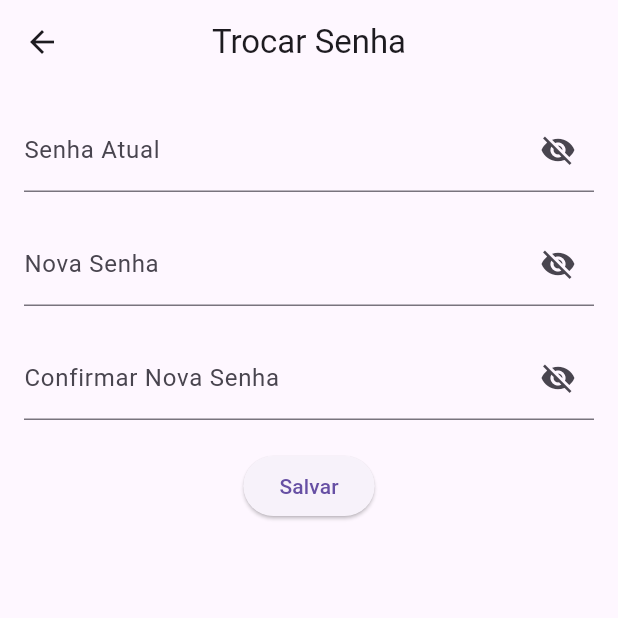
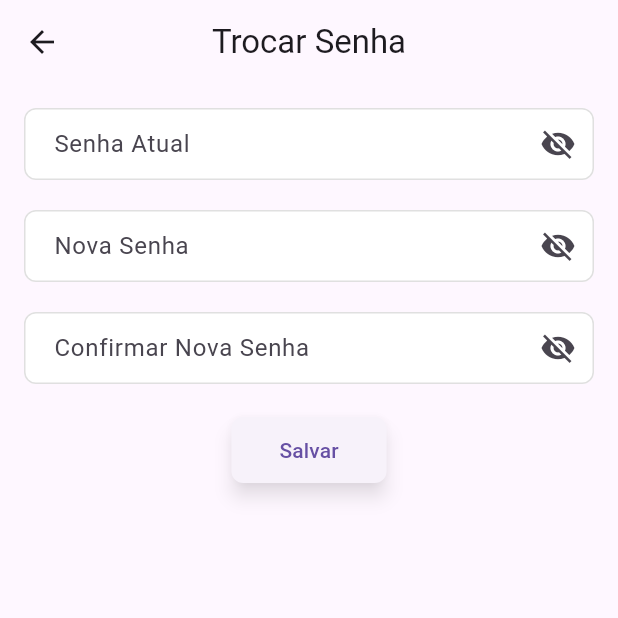
Before and after one commit to DaniellyBenicio/portApp, a Flutter app: the ChangePasswordPage screen opened by its route, on a phone screen of 412 x 824 dp, the top half of it. Run offline on Flutter 3.47's test engine with Material 3 defaults, Android fonts, the phone set to English and light mode, and no system bars; our stand-ins replace cloud_firestore, firebase_auth, firebase_core, image_picker, shared_preferences; accounts and stored records are empty.

Commit message:
feat(ChangePasswordPage): Feita a personalizção dos input da troca de senha

```diff
--- a/my_project/lib/ChangePasswordPage.dart
+++ b/my_project/lib/ChangePasswordPage.dart
@@ -143,6 +143,15 @@ class _ChangePasswordPageState extends State<ChangePasswordPage> {
             ElevatedButton(
               onPressed: _changePassword,
               child: const Text('Salvar'),
+              style: ElevatedButton.styleFrom(
+
+                padding: const EdgeInsets.symmetric(horizontal: 32, vertical: 12),
+                shape: RoundedRectangleBorder(
+                  borderRadius: BorderRadius.circular(8),
+                ),
+                elevation: 5,
+                shadowColor: Colors.black.withOpacity(0.5), // Cor da sombra
+              ),
             ),
           ],
         ),
@@ -161,6 +170,20 @@ class _ChangePasswordPageState extends State<ChangePasswordPage> {
       obscureText: obscureText,
       decoration: InputDecoration(
         labelText: labelText,
+        filled: true,
+        fillColor: Colors.white,
+        border: OutlineInputBorder(
+          borderRadius: BorderRadius.circular(8),
+        ),
+        enabledBorder: OutlineInputBorder(
+          borderSide: BorderSide(color: Colors.grey.shade300),
+          borderRadius: BorderRadius.circular(8),
+        ),
+        focusedBorder: OutlineInputBorder(
+          borderSide: BorderSide(color: Colors.blue),
+          borderRadius: BorderRadius.circular(8),
+        ),
+        contentPadding: const EdgeInsets.symmetric(horizontal: 16, vertical: 12),
         errorText: _errorMessage.isEmpty ? null : _errorMessage,
         suffixIcon: IconButton(
           icon: Icon(
```
Lines whose indentation alone changed are shown as unchanged.
